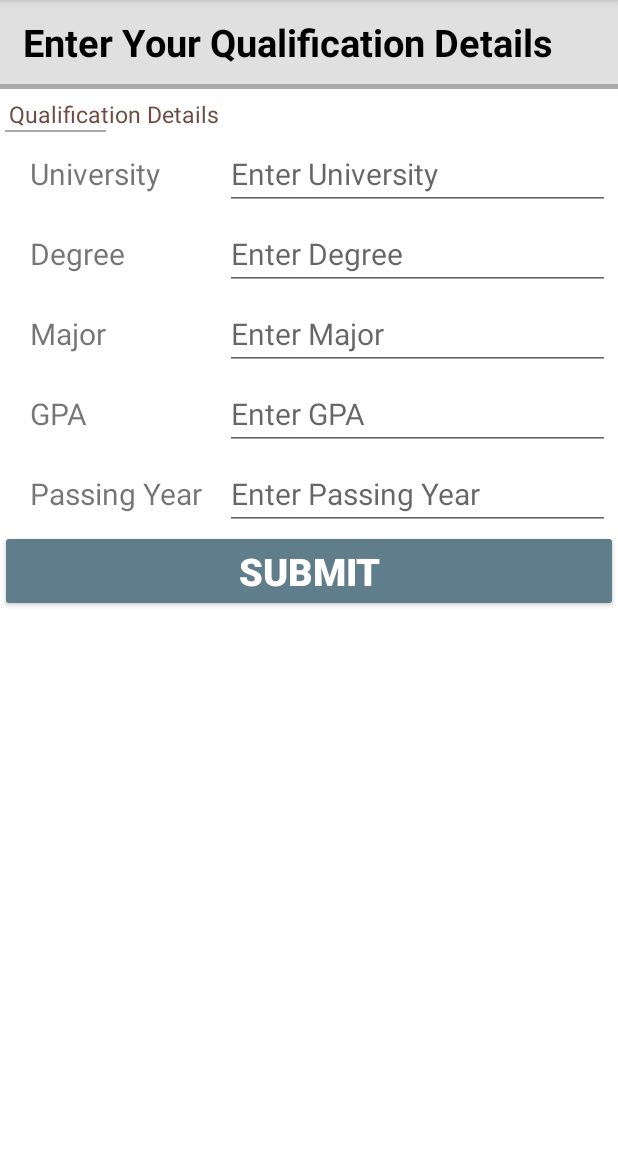
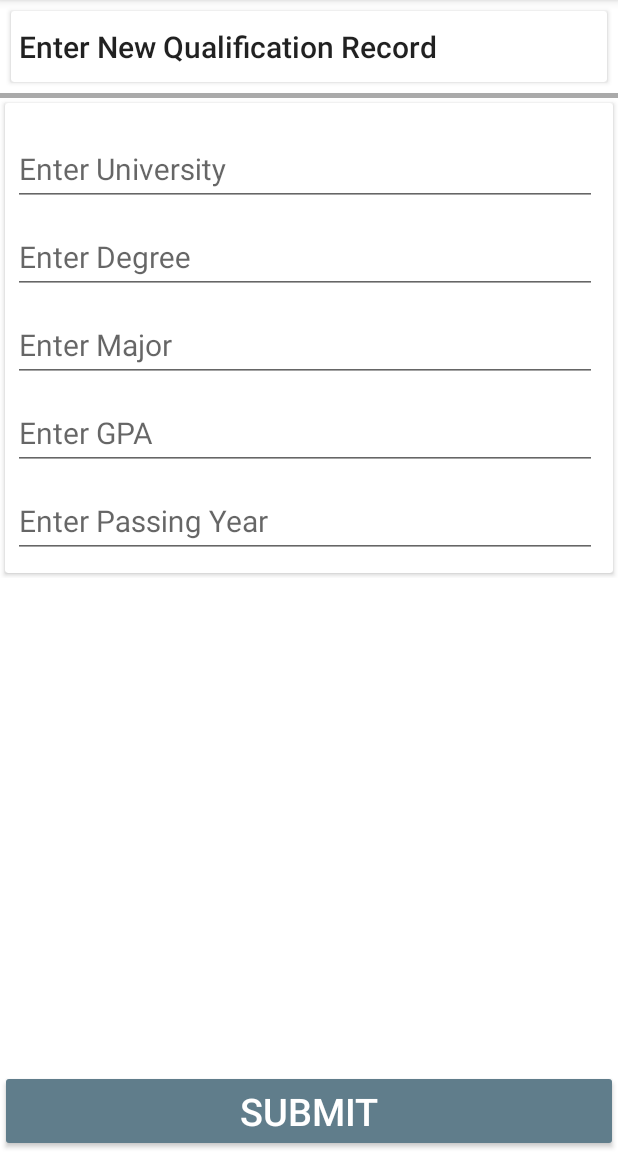
Before and after one commit to verma-ady/SwiftIntern, an Android app: the fragment QualificationDetails placed in its activity, on a phone screen of 412 x 824 dp, the part 84-1236 px from its top. Run offline under Robolectric (Android 15) with nearby library versions, the phone set to English and light mode, and no system bars; libraries missing offline, so code that uses them is left out: com.nbsp.materialfilepicker.

Commit message:
Qualification - Improved

```diff
--- a/app/src/main/java/com/swiftintern/Fragment/QualificationDetails.java
+++ b/app/src/main/java/com/swiftintern/Fragment/QualificationDetails.java
@@ -419,8 +419,6 @@ public class QualificationDetails extends Fragment {
                 Toast.makeText(getActivity(), "No Internet Connectivity", Toast.LENGTH_SHORT).show();
                 return;
             }
-//            Log.v("MyApp", getClass().toString() +"on post ");
-//            Log.v("MyApp", getClass().toString() +"GetUserInfoQualification College : " + strJSON);
 
             try {
                 JSONObject jsonObject = new JSONObject(strJSON);
--- a/app/src/main/res/layout/fragment_qualification_details.xml
+++ b/app/src/main/res/layout/fragment_qualification_details.xml
@@ -3,7 +3,7 @@
     android:layout_width="match_parent"
     android:layout_height="match_parent"
     tools:context="com.swiftintern.Fragment.QualificationDetails"
-    android:background="#ffffff"
+    android:background="#FFFFFF"
     android:focusable="true"
     android:focusableInTouchMode="true" >
 
@@ -15,33 +15,26 @@
         android:orientation="vertical"
         android:id="@+id/profile_layout">
 
-        <LinearLayout
+        <android.support.v7.widget.CardView
             android:layout_width="match_parent"
             android:layout_height="wrap_content"
-            android:orientation="horizontal"
-            android:id="@+id/linearlayout_userinfo_header"
-            android:background="#E0E0E0"
-            >
+            android:layout_margin="7dp"
+            android:id="@+id/getWork">
+            <LinearLayout
+                style="@style/Widget.CardContent"
+                android:layout_width="match_parent"
+                android:layout_height="wrap_content"
+                android:orientation="horizontal">
 
-            <RelativeLayout
-                android:layout_width="wrap_content"
-                android:layout_height="wrap_content"
-                android:layout_marginTop="5dp"
-                android:layout_marginBottom="5dp">
                 <TextView
                     android:layout_width="match_parent"
                     android:layout_height="wrap_content"
-                    android:id="@+id/textheader_userinfo_name"
-                    android:text="Enter Your Qualification Details"
-                    android:textSize="25sp"
-                    android:textColor="#000000"
-                    android:textStyle="bold"
-                    android:layout_marginTop="5dp"
-                    android:layout_marginBottom="5dp"
-                    android:layout_marginLeft="15dp" />
+                    android:text="Enter New Qualification Record"
+                    android:id="@+id/textLocation"
+                    android:textAppearance="@style/TextAppearance.AppCompat.Title" />
 
-            </RelativeLayout>
             </LinearLayout>
+        </android.support.v7.widget.CardView>
 
         <View
             android:layout_width="match_parent"
@@ -51,47 +44,22 @@
         <ScrollView
             android:layout_width="match_parent"
             android:layout_height="wrap_content"
-            android:id="@+id/scrollView">
-            <RelativeLayout
+            android:id="@+id/scrollViewQuali">
+            <android.support.v7.widget.CardView
                 android:layout_width="match_parent"
                 android:layout_height="wrap_content"
-                android:scrollbars="vertical">
-                <RelativeLayout
+                android:layout_margin="3dp"
+                android:id="@+id/getWorkInfo">
+                <LinearLayout
+                    style="@style/Widget.CardContent"
                     android:layout_width="match_parent"
                     android:layout_height="wrap_content"
-                    android:id="@+id/relative__userinfo_qualification">
+                    android:orientation="vertical">
 
-                    <TextView
+                    <android.support.design.widget.TextInputLayout
+                        android:id="@+id/text_userinfo_university"
                         android:layout_width="match_parent"
-                        android:layout_height="wrap_content"
-                        android:id="@+id/text_userinfo_personal"
-                        android:text="Qualification Details"
-                        android:textColor="#6D4C41"
-                        android:layout_marginLeft="6dp"
-                        android:layout_marginTop="6dp"
-                        android:textSize="15sp"/>
-
-                    <View
-                        android:layout_width="67dp"
-                        android:layout_height="1dp"
-                        android:layout_marginLeft="3dp"
-                        android:layout_below="@id/text_userinfo_personal"
-                        android:background="@android:color/darker_gray"/>
-
-                    <LinearLayout
-                        android:layout_width="match_parent"
-                        android:layout_height="wrap_content"
-                        android:id="@+id/linear_userinfo_university"
-                        android:orientation="horizontal"
-                        android:layout_below="@+id/text_userinfo_personal">
-                        <TextView
-                            android:layout_width="130dp"
-                            android:layout_height="wrap_content"
-                            android:id="@+id/text_userinfo_university"
-                            android:text="University"
-                            android:layout_marginLeft="20dp"
-                            android:layout_marginTop="5dp"
-                            android:textSize="20sp" />
+                        android:layout_height="wrap_content">
 
                         <AutoCompleteTextView
                             android:layout_width="fill_parent"
@@ -104,23 +72,12 @@
                             android:imeOptions="actionNext"
                             android:inputType="text"
                             android:nextFocusDown="@+id/text_userinfo_degree_name"/>
+                    </android.support.design.widget.TextInputLayout>
 
-                    </LinearLayout>
-
-                    <LinearLayout
+                    <android.support.design.widget.TextInputLayout
+                        android:id="@+id/text_userinfo_degree"
                         android:layout_width="match_parent"
-                        android:layout_height="wrap_content"
-                        android:id="@+id/linear_userinfo_degree"
-                        android:orientation="horizontal"
-                        android:layout_below="@+id/linear_userinfo_university">
-                        <TextView
-                            android:layout_width="130dp"
-                            android:layout_height="wrap_content"
-                            android:id="@+id/text_userinfo_degree"
-                            android:text="Degree"
-                            android:layout_marginLeft="20dp"
-                            android:layout_marginTop="5dp"
-                            android:textSize="20sp"/>
+                        android:layout_height="wrap_content">
 
                         <EditText
                             android:layout_width="fill_parent"
@@ -133,23 +90,12 @@
                             android:imeOptions="actionNext"
                             android:inputType="text"
                             android:nextFocusDown="@+id/text_userinfo_major_name"/>
+                    </android.support.design.widget.TextInputLayout>
 
-                    </LinearLayout>
-
-                    <LinearLayout
+                    <android.support.design.widget.TextInputLayout
+                        android:id="@+id/text_userinfo_major"
                         android:layout_width="match_parent"
-                        android:layout_height="wrap_content"
-                        android:id="@+id/linear_userinfo_major"
-                        android:orientation="horizontal"
-                        android:layout_below="@+id/linear_userinfo_degree">
-                        <TextView
-                            android:layout_width="130dp"
-                            android:layout_height="wrap_content"
-                            android:id="@+id/text_userinfo_major"
-                            android:text="Major"
-                            android:layout_marginLeft="20dp"
-                            android:layout_marginTop="5dp"
-                            android:textSize="20sp"/>
+                        android:layout_height="wrap_content">
 
                         <EditText
                             android:layout_width="fill_parent"
@@ -163,22 +109,13 @@
                             android:inputType="text"
                             android:nextFocusDown="@+id/text_userinfo_gpa_name"/>
 
-                    </LinearLayout>
 
-                    <LinearLayout
+                    </android.support.design.widget.TextInputLayout>
+
+                    <android.support.design.widget.TextInputLayout
+                        android:id="@+id/text_userinfo_gpa"
                         android:layout_width="match_parent"
-                        android:layout_height="wrap_content"
-                        android:id="@+id/linear_userinfo_gpa"
-                        android:orientation="horizontal"
-                        android:layout_below="@+id/linear_userinfo_major">
-                        <TextView
-                            android:layout_width="130dp"
-                            android:layout_height="wrap_content"
-                            android:id="@+id/text_userinfo_gpa"
-                            android:text="GPA"
-                            android:layout_marginLeft="20dp"
-                            android:layout_marginTop="5dp"
-                            android:textSize="20sp"/>
+                        android:layout_height="wrap_content">
 
                         <EditText
                             android:layout_width="fill_parent"
@@ -191,22 +128,13 @@
                             android:imeOptions="actionNext"
                             android:inputType="numberDecimal"
                             android:nextFocusDown="@+id/text_userinfo_year_name"/>
-                    </LinearLayout>
 
-                    <LinearLayout
+                    </android.support.design.widget.TextInputLayout>
+
+                    <android.support.design.widget.TextInputLayout
+                        android:id="@+id/text_userinfo_year"
                         android:layout_width="match_parent"
-                        android:layout_height="wrap_content"
-                        android:id="@+id/linear_userinfo_year"
-                        android:orientation="horizontal"
-                        android:layout_below="@+id/linear_userinfo_gpa">
-                        <TextView
-                            android:layout_width="130dp"
-                            android:layout_height="wrap_content"
-                            android:id="@+id/text_userinfo_year"
-                            android:text="Passing Year"
-                            android:layout_marginLeft="20dp"
-                            android:layout_marginTop="5dp"
-                            android:textSize="20sp"/>
+                        android:layout_height="wrap_content">
 
                         <EditText
                             android:layout_width="fill_parent"
@@ -218,22 +146,20 @@
                             android:hint="Enter Passing Year"
                             android:imeOptions="actionSend"
                             android:inputType="number"/>
+                    </android.support.design.widget.TextInputLayout>
+
                 </LinearLayout>
-
-                </RelativeLayout>
+            </android.support.v7.widget.CardView>
+        </ScrollView>
+    </LinearLayout>
 
     <Button
         android:layout_width="match_parent"
         android:layout_height="wrap_content"
         android:text="Submit"
         android:textSize="25sp"
-                    android:textStyle="bold"
         android:id="@+id/button_submit_userinfo"
-                    android:layout_below="@id/relative__userinfo_qualification"
+        android:layout_gravity="bottom"
         android:theme="@style/ThemeOverlay.MyDarkButton" />
-            </RelativeLayout>
-
-        </ScrollView>
-    </LinearLayout>
 
 </FrameLayout>
```
Lines whose indentation alone changed are shown as unchanged.
